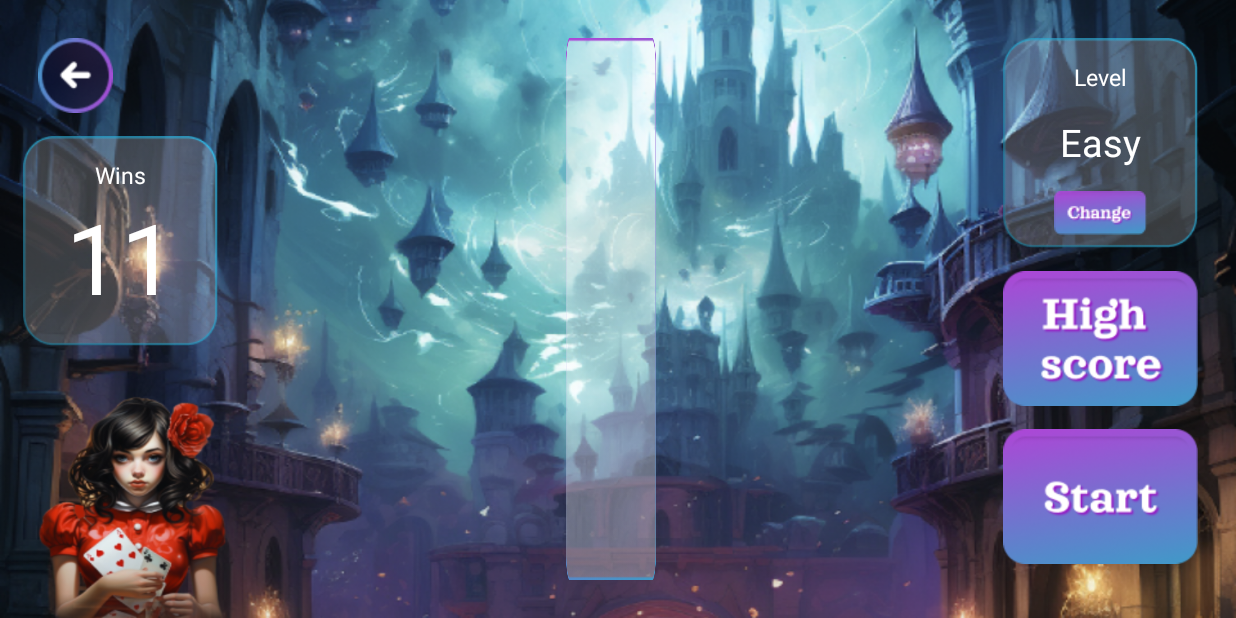
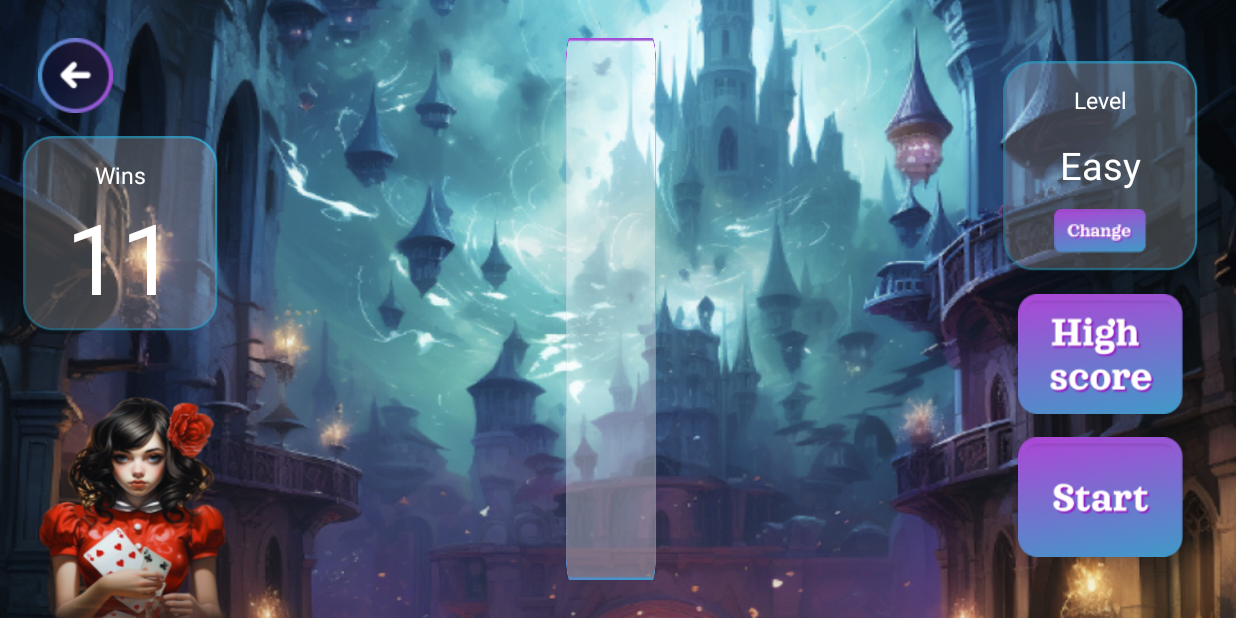
Before and after one commit to V-34-10/Digger-dynasty, an Android app: the MatchmakingEasyGameFragment screen opened directly, with no data from a screen before it, on a phone screen of 824 x 412 dp (held sideways). Run offline under Robolectric (Android 15) with nearby library versions, the phone set to English and light mode, and no system bars; Roboto replaces fonts that are not available here.

Commit message:
UI FragmentsGames: fix size btn

```diff
--- a/app/src/main/res/layout/fragment_matchmaking_easy_game.xml
+++ b/app/src/main/res/layout/fragment_matchmaking_easy_game.xml
@@ -5,12 +5,12 @@
     android:layout_width="match_parent"
     android:layout_height="match_parent"
     android:background="@drawable/background_scene_lucky"
-    tools:context=".ui.scene.games.easy.MatchmakingEasyGameFragment">
+    tools:context=".ui.scene.games.MatchmakingEasyGameFragment">
 
     <androidx.constraintlayout.widget.ConstraintLayout
         android:id="@+id/status_wins"
         android:layout_width="130dp"
-        android:layout_height="140dp"
+        android:layout_height="130dp"
         android:layout_marginStart="15dp"
         android:layout_marginTop="15dp"
         android:background="@drawable/background_text_game"
@@ -78,6 +78,7 @@
             android:layout_height="140dp"
             android:background="@drawable/background_text_game"
             android:orientation="vertical"
+            app:layout_constraintBottom_toTopOf="@+id/btn_high_score"
             app:layout_constraintEnd_toEndOf="parent"
             app:layout_constraintStart_toStartOf="parent"
             app:layout_constraintTop_toTopOf="parent">
@@ -114,11 +115,11 @@
                 android:id="@+id/btn_change"
                 android:layout_width="wrap_content"
                 android:layout_height="wrap_content"
-                android:layout_marginTop="15dp"
                 android:background="@drawable/button_change"
                 android:clickable="true"
                 android:contentDescription="@string/button_change"
                 android:focusable="true"
+                app:layout_constraintBottom_toBottomOf="parent"
                 app:layout_constraintEnd_toEndOf="parent"
                 app:layout_constraintStart_toStartOf="parent"
                 app:layout_constraintTop_toBottomOf="@+id/text_selected_level" />
@@ -127,26 +128,26 @@
 
         <ImageView
             android:id="@+id/btn_high_score"
-            android:layout_width="130dp"
-            android:layout_height="90dp"
-            android:layout_marginTop="15dp"
+            android:layout_width="110dp"
+            android:layout_height="80dp"
             android:background="@drawable/button_high_score"
             android:clickable="true"
             android:contentDescription="@string/button_high_score"
             android:focusable="true"
+            app:layout_constraintBottom_toTopOf="@+id/btn_start"
             app:layout_constraintEnd_toEndOf="parent"
             app:layout_constraintStart_toStartOf="parent"
             app:layout_constraintTop_toBottomOf="@+id/change_bar_level" />
 
         <ImageView
             android:id="@+id/btn_start"
-            android:layout_width="130dp"
-            android:layout_height="90dp"
-            android:layout_marginTop="15dp"
+            android:layout_width="110dp"
+            android:layout_height="80dp"
             android:background="@drawable/button_start"
             android:clickable="true"
             android:contentDescription="@string/button_start"
             android:focusable="true"
+            app:layout_constraintBottom_toBottomOf="parent"
             app:layout_constraintEnd_toEndOf="parent"
             app:layout_constraintStart_toStartOf="parent"
             app:layout_constraintTop_toBottomOf="@+id/btn_high_score" />
```
Also changed, not shown: app/src/main/res/layout/fragment_matchmaking_hard_game.xml (+10 -9 lines), app/src/main/res/layout/fragment_matchmaking_medium_game.xml (+10 -9 lines).
